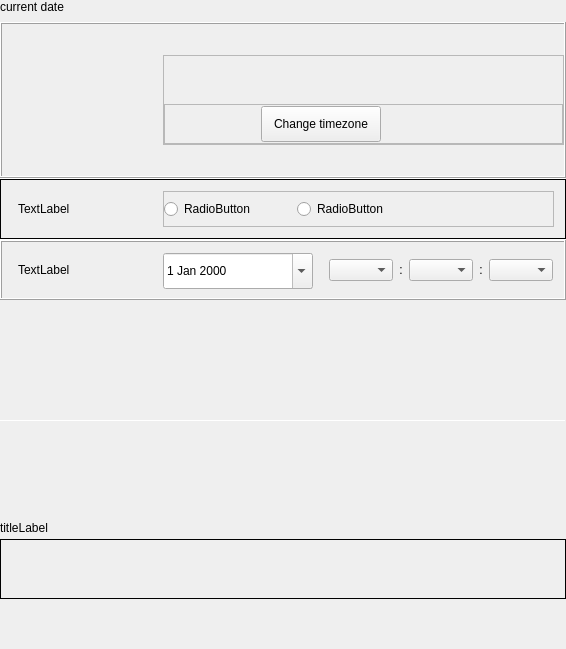
Qt form plugins/time-language/datetime/datetime.ui (ukui/ukui-control-center) before a commit.
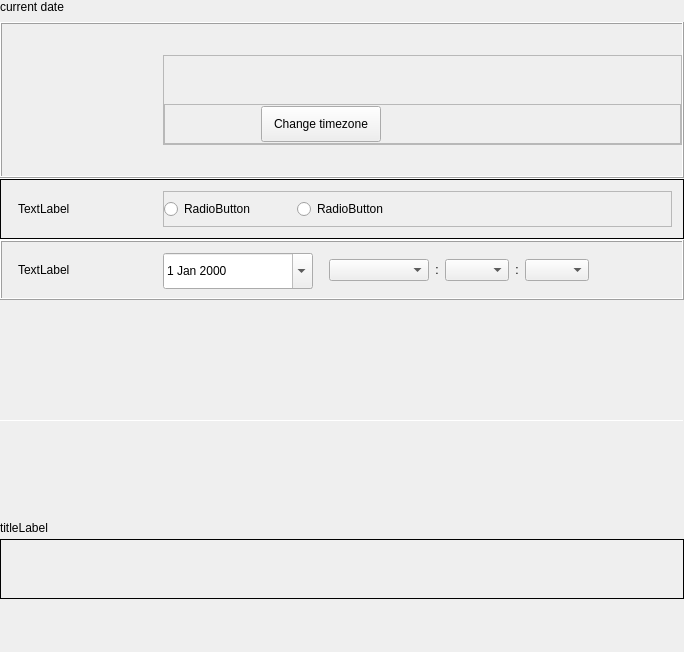
The same form after that commit. Custom widgets are drawn as their Qt base class.

```diff
--- a/plugins/time-language/datetime/datetime.ui
+++ b/plugins/time-language/datetime/datetime.ui
@@ -6,13 +6,13 @@
    <rect>
     <x>0</x>
     <y>0</y>
-    <width>563</width>
-    <height>649</height>
+    <width>684</width>
+    <height>652</height>
    </rect>
   </property>
   <property name="minimumSize">
    <size>
-    <width>0</width>
+    <width>550</width>
     <height>0</height>
    </size>
   </property>
@@ -606,13 +606,13 @@
              <widget class="FixLabel" name="timeLabel">
               <property name="minimumSize">
                <size>
-                <width>119</width>
+                <width>137</width>
                 <height>0</height>
                </size>
               </property>
               <property name="maximumSize">
                <size>
-                <width>119</width>
+                <width>137</width>
                 <height>16777215</height>
                </size>
               </property>
@@ -631,7 +631,7 @@
               </property>
               <property name="sizeHint" stdset="0">
                <size>
-                <width>26</width>
+                <width>8</width>
                 <height>20</height>
                </size>
               </property>
@@ -676,13 +676,13 @@
              <widget class="QComboBox" name="hourComboBox">
               <property name="minimumSize">
                <size>
-                <width>64</width>
+                <width>100</width>
                 <height>0</height>
                </size>
               </property>
               <property name="maximumSize">
                <size>
-                <width>64</width>
+                <width>100</width>
                 <height>16777215</height>
                </size>
               </property>
```
